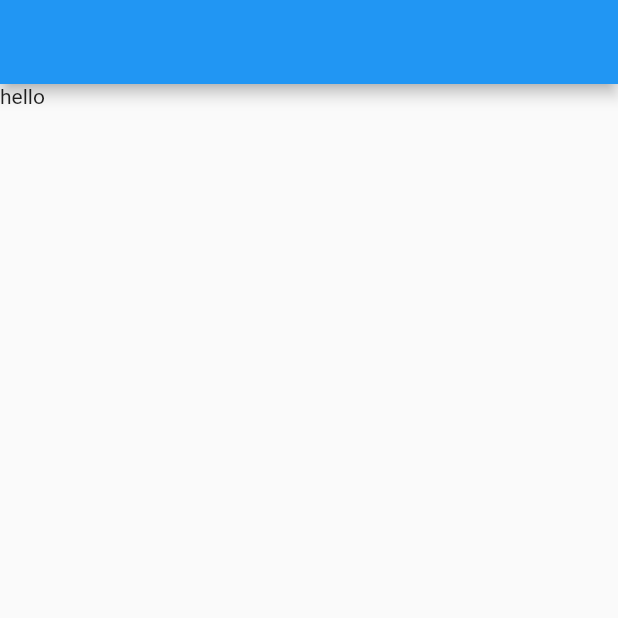
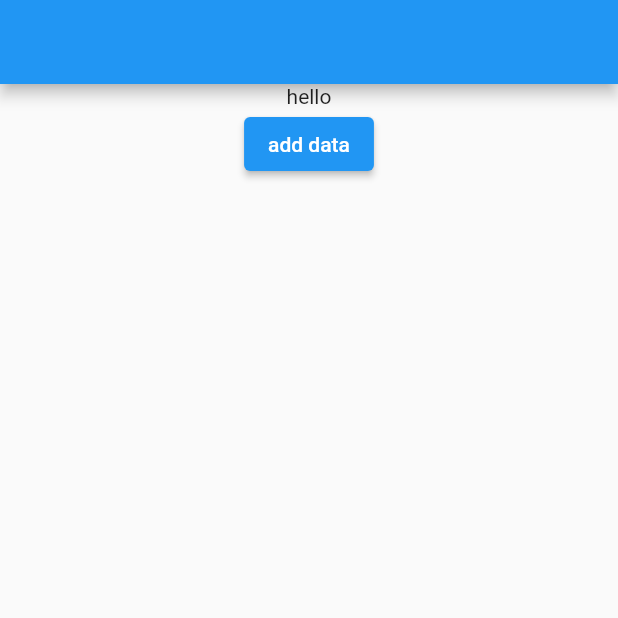
Before and after one commit to Nina2498/Engineering_Consultancy, a Flutter app: the screen it shows after launch, on a phone screen of 412 x 824 dp, the top half of it. Run offline on Flutter 3.47's test engine with Material 2 defaults, Android fonts, the phone set to English and light mode, and no system bars; our stand-ins replace cloud_firestore, firebase_core; accounts and stored records are empty.

Commit message:
version fixed

```diff
--- a/lib/src/screens/crudoperation.dart
+++ b/lib/src/screens/crudoperation.dart
@@ -1,7 +1,9 @@
+import 'package:cloud_firestore/cloud_firestore.dart';
 import 'package:flutter/material.dart';
 
 class CrudOperationScreen extends StatelessWidget {
-  const CrudOperationScreen({Key? key}) : super(key: key);
+   CrudOperationScreen({Key? key}) : super(key: key);
+  final FirebaseFirestore _firebaseFirestore = FirebaseFirestore.instance;
 
   @override
   Widget build(BuildContext context) {
@@ -10,8 +12,24 @@ class CrudOperationScreen extends StatelessWidget {
 
       ),
       body: Container(
-      child: Text("hello"),
-      ),
-    );
+      child: Center(
+      child: Column(
+        children: [
+          Text("hello"),
+
+      ElevatedButton(
+        onPressed:() {
+          addName();
+        } ,
+        child: Text("add data")
+        )
+  ],
+      )),
+    ));
+  }
+  addName(){
+    _firebaseFirestore.collection("names").add({
+      "first name": "sara"
+    });
   }
 }
--- a/pubspec.yaml
+++ b/pubspec.yaml
@@ -35,6 +35,7 @@ dependencies:
   # Use with the CupertinoIcons class for iOS style icons.
   cupertino_icons: ^1.0.2
   firebase_core: ^1.21.0
+  cloud_firestore: ^3.4.5
 
 dev_dependencies:
   flutter_test:
```
Also changed, not shown: pubspec.lock, 2 other files.
